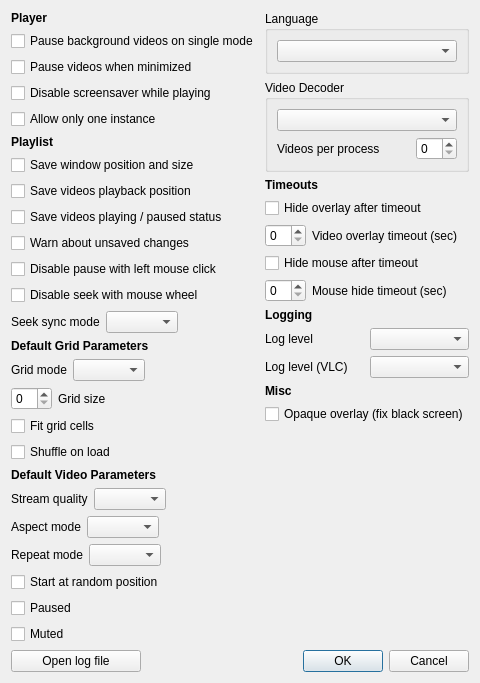
Above: resources/ui/settings_dialog.ui from vzhd1701/gridplayer before the change. Below: the same form after it.
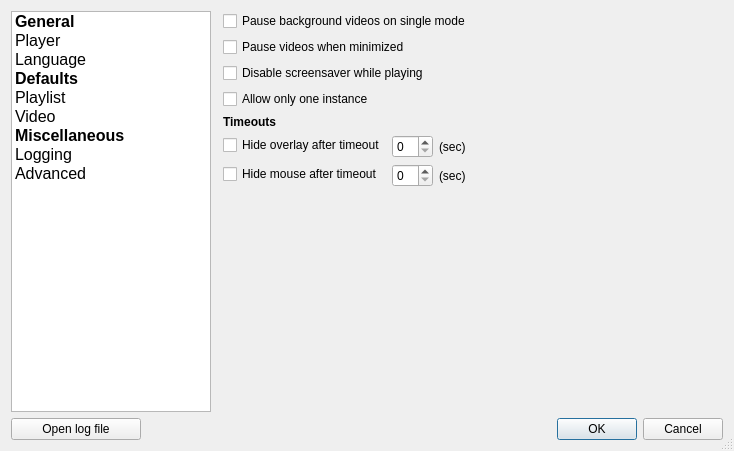
That is the form after the change. The open tabs and pages were chosen to show the change. Custom widgets are drawn as their Qt base class.

Commit message: fix: overhaul settings window

```diff
--- a/resources/ui/settings_dialog.ui
+++ b/resources/ui/settings_dialog.ui
@@ -6,36 +6,146 @@
    <rect>
     <x>0</x>
     <y>0</y>
-    <width>442</width>
-    <height>621</height>
+    <width>732</width>
+    <height>451</height>
    </rect>
   </property>
   <property name="windowTitle">
    <string>Settings</string>
   </property>
-  <layout class="QVBoxLayout" name="lay_main">
+  <property name="sizeGripEnabled">
+   <bool>true</bool>
+  </property>
+  <property name="modal">
+   <bool>true</bool>
+  </property>
+  <layout class="QVBoxLayout" name="lay_main" stretch="1,0">
    <property name="sizeConstraint">
-    <enum>QLayout::SetFixedSize</enum>
+    <enum>QLayout::SetMinimumSize</enum>
    </property>
    <item>
-    <layout class="QHBoxLayout" name="lay_body" stretch="1,0">
+    <layout class="QHBoxLayout" name="lay_main_2">
+     <property name="spacing">
+      <number>12</number>
+     </property>
      <item>
-      <layout class="QVBoxLayout" name="lay_left_column">
+      <widget class="QListWidget" name="section_index">
+       <property name="minimumSize">
+        <size>
+         <width>200</width>
+         <height>400</height>
+        </size>
+       </property>
+       <property name="maximumSize">
+        <size>
+         <width>200</width>
+         <height>16777215</height>
+        </size>
+       </property>
+       <property name="font">
+        <font>
+         <pointsize>12</pointsize>
+        </font>
+       </property>
        <item>
+        <property name="text">
+         <string>General</string>
+        </property>
+        <property name="font">
+         <font>
+          <weight>75</weight>
+          <bold>true</bold>
+         </font>
+        </property>
+        <property name="flags">
+         <set>NoItemFlags</set>
+        </property>
+       </item>
+       <item>
+        <property name="text">
+         <string>Player</string>
+        </property>
+       </item>
+       <item>
+        <property name="text">
+         <string>Language</string>
+        </property>
+       </item>
+       <item>
+        <property name="text">
+         <string>Defaults</string>
+        </property>
+        <property name="font">
+         <font>
+          <weight>75</weight>
+          <bold>true</bold>
+         </font>
+        </property>
+        <property name="flags">
+         <set>NoItemFlags</set>
+        </property>
+       </item>
+       <item>
+        <property name="text">
+         <string>Playlist</string>
+        </property>
+       </item>
+       <item>
+        <property name="text">
+         <string>Video</string>
+        </property>
+       </item>
+       <item>
+        <property name="text">
+         <string>Miscellaneous</string>
+        </property>
+        <property name="font">
+         <font>
+          <weight>75</weight>
+          <bold>true</bold>
+         </font>
+        </property>
+        <property name="flags">
+         <set>NoItemFlags</set>
+        </property>
+       </item>
+       <item>
+        <property name="text">
+         <string>Logging</string>
+        </property>
+       </item>
+       <item>
+        <property name="text">
+         <string>Advanced</string>
+        </property>
+       </item>
+      </widget>
+     </item>
+     <item>
+      <widget class="QStackedWidget" name="section_page">
+       <property name="minimumSize">
+        <size>
+         <width>500</width>
+         <height>0</height>
+        </size>
+       </property>
+       <property name="currentIndex">
+        <number>1</number>
+       </property>
+       <widget class="QWidget" name="page_general_player">
         <layout class="QVBoxLayout" name="lay_section_player">
-         <item>
-          <widget class="QLabel" name="section_player">
-           <property name="font">
-            <font>
-             <weight>75</weight>
-             <bold>true</bold>
-            </font>
-           </property>
-           <property name="text">
-            <string>Player</string>
-           </property>
-          </widget>
-         </item>
+         <property name="leftMargin">
+          <number>0</number>
+         </property>
+         <property name="topMargin">
+          <number>0</number>
+         </property>
+         <property name="rightMargin">
+          <number>0</number>
+         </property>
+         <property name="bottomMargin">
+          <number>0</number>
+         </property>
          <item>
           <widget class="QCheckBox" name="playerPauseBackgroundVideos">
            <property name="text">
@@ -64,12 +174,8 @@
            </property>
           </widget>
          </item>
-        </layout>
-       </item>
-       <item>
-        <layout class="QVBoxLayout" name="lay_section_playlist">
          <item>
-          <widget class="QLabel" name="section_playlist">
+          <widget class="QLabel" name="section_timeouts">
            <property name="font">
             <font>
              <weight>75</weight>
@@ -77,10 +183,120 @@
             </font>
            </property>
            <property name="text">
-            <string>Playlist</string>
+            <string>Timeouts</string>
            </property>
           </widget>
          </item>
+         <item>
+          <layout class="QFormLayout" name="formLayout_3">
+           <property name="fieldGrowthPolicy">
+            <enum>QFormLayout::FieldsStayAtSizeHint</enum>
+           </property>
+           <item row="0" column="0">
+            <widget class="QCheckBox" name="timeoutOverlayFlag">
+             <property name="text">
+              <string>Hide overlay after timeout</string>
+             </property>
+            </widget>
+           </item>
+           <item row="0" column="1">
+            <layout class="QHBoxLayout" name="horizontalLayout_2">
+             <item>
+              <widget class="QSpinBox" name="timeoutOverlay"/>
+             </item>
+             <item>
+              <widget class="QLabel" name="label_3">
+               <property name="text">
+                <string>(sec)</string>
+               </property>
+              </widget>
+             </item>
+            </layout>
+           </item>
+           <item row="1" column="0">
+            <widget class="QCheckBox" name="timeoutMouseHideFlag">
+             <property name="text">
+              <string>Hide mouse after timeout</string>
+             </property>
+            </widget>
+           </item>
+           <item row="1" column="1">
+            <layout class="QHBoxLayout" name="horizontalLayout">
+             <item>
+              <widget class="QSpinBox" name="timeoutMouseHide"/>
+             </item>
+             <item>
+              <widget class="QLabel" name="label_2">
+               <property name="text">
+                <string>(sec)</string>
+               </property>
+              </widget>
+             </item>
+            </layout>
+           </item>
+          </layout>
+         </item>
+         <item>
+          <spacer name="verticalSpacer">
+           <property name="orientation">
+            <enum>Qt::Vertical</enum>
+           </property>
+           <property name="sizeHint" stdset="0">
+            <size>
+             <width>20</width>
+             <height>40</height>
+            </size>
+           </property>
+          </spacer>
+         </item>
+        </layout>
+       </widget>
+       <widget class="QWidget" name="page_general_language">
+        <layout class="QVBoxLayout" name="lay_page_general_language">
+         <property name="leftMargin">
+          <number>0</number>
+         </property>
+         <property name="topMargin">
+          <number>0</number>
+         </property>
+         <property name="rightMargin">
+          <number>0</number>
+         </property>
+         <property name="bottomMargin">
+          <number>0</number>
+         </property>
+         <item>
+          <widget class="LanguageList" name="listLanguages"/>
+         </item>
+         <item>
+          <widget class="QLabel" name="label_4">
+           <property name="text">
+            <string>&lt;p&gt;If you have a handful of free time and a desire to support this project, please &lt;a href=&quot;https://crowdin.com/project/gridplayer&quot;&gt;help with the translation&lt;/a&gt;. No coding skills or special software is required!&lt;/p&gt;</string>
+           </property>
+           <property name="wordWrap">
+            <bool>true</bool>
+           </property>
+           <property name="openExternalLinks">
+            <bool>true</bool>
+           </property>
+          </widget>
+         </item>
+        </layout>
+       </widget>
+       <widget class="QWidget" name="page_defaults_playlist">
+        <layout class="QVBoxLayout" name="lay_page_defaults_playlist">
+         <property name="leftMargin">
+          <number>0</number>
+         </property>
+         <property name="topMargin">
+          <number>0</number>
+         </property>
+         <property name="rightMargin">
+          <number>0</number>
+         </property>
+         <property name="bottomMargin">
+          <number>0</number>
+         </property>
          <item>
           <widget class="QCheckBox" name="playlistSaveWindow">
            <property name="text">
@@ -124,38 +340,24 @@
           </widget>
          </item>
          <item>
-          <layout class="QHBoxLayout" name="lay_seek_sync">
-           <item>
+          <layout class="QFormLayout" name="formLayout_2">
+           <property name="fieldGrowthPolicy">
+            <enum>QFormLayout::FieldsStayAtSizeHint</enum>
+           </property>
+           <item row="0" column="0">
             <widget class="QLabel" name="playlistSeekSyncModeLabel">
              <property name="text">
               <string>Seek sync mode</string>
              </property>
             </widget>
            </item>
-           <item>
+           <item row="0" column="1">
             <widget class="QComboBox" name="playlistSeekSyncMode"/>
            </item>
-           <item>
-            <spacer name="horizontalSpacer_6">
-             <property name="orientation">
-              <enum>Qt::Horizontal</enum>
-             </property>
-             <property name="sizeHint" stdset="0">
-              <size>
-               <width>40</width>
-               <height>20</height>
-              </size>
-             </property>
-            </spacer>
-           </item>
           </layout>
          </item>
-        </layout>
-       </item>
-       <item>
-        <layout class="QVBoxLayout" name="lay_section_grid">
          <item>
-          <widget class="QLabel" name="section_grid">
+          <widget class="QLabel" name="label">
            <property name="font">
             <font>
              <weight>75</weight>
@@ -163,61 +365,34 @@
             </font>
            </property>
            <property name="text">
-            <string>Default Grid Parameters</string>
+            <string>Grid</string>
            </property>
           </widget>
          </item>
          <item>
-          <layout class="QHBoxLayout" name="lay_gridMode" stretch="0,0,0">
-           <item>
+          <layout class="QFormLayout" name="formLayout">
+           <property name="fieldGrowthPolicy">
+            <enum>QFormLayout::FieldsStayAtSizeHint</enum>
+           </property>
+           <item row="0" column="0">
             <widget class="QLabel" name="gridModeLabel">
              <property name="text">
               <string>Grid mode</string>
              </property>
             </widget>
            </item>
-           <item>
+           <item row="0" column="1">
             <widget class="QComboBox" name="gridMode"/>
            </item>
-           <item>
-            <spacer name="horizontalSpacer_2">
-             <property name="orientation">
-              <enum>Qt::Horizontal</enum>
-             </property>
-             <property name="sizeHint" stdset="0">
-              <size>
-               <width>40</width>
-               <height>0</height>
-              </size>
-             </property>
-            </spacer>
-           </item>
-          </layout>
-         </item>
-         <item>
-          <layout class="QHBoxLayout" name="lay_gridSize" stretch="0,0,0">
-           <item>
-            <widget class="QSpinBox" name="gridSize"/>
-           </item>
-           <item>
+           <item row="1" column="0">
             <widget class="QLabel" name="gridSizeLabel">
              <property name="text">
               <string>Grid size</string>
              </property>
             </widget>
            </item>
-           <item>
-            <spacer name="horizontalSpacer_4">
-             <property name="orientation">
-              <enum>Qt::Horizontal</enum>
-             </property>
-             <property name="sizeHint" stdset="0">
-              <size>
-               <width>40</width>
-               <height>0</height>
-              </size>
-             </property>
-            </spacer>
+           <item row="1" column="1">
+            <widget class="QSpinBox" name="gridSize"/>
            </item>
           </layout>
          </item>
@@ -235,102 +410,70 @@
            </property>
           </widget>
          </item>
-        </layout>
-       </item>
-       <item>
-        <layout class="QVBoxLayout" name="lay_section_video_defaults">
          <item>
-          <widget class="QLabel" name="section_video_defaults">
-           <property name="font">
-            <font>
-             <weight>75</weight>
-             <bold>true</bold>
-            </font>
+          <spacer name="verticalSpacer_4">
+           <property name="orientation">
+            <enum>Qt::Vertical</enum>
            </property>
-           <property name="text">
-            <string>Default Video Parameters</string>
+           <property name="sizeHint" stdset="0">
+            <size>
+             <width>20</width>
+             <height>40</height>
+            </size>
            </property>
-          </widget>
+          </spacer>
          </item>
+        </layout>
+       </widget>
+       <widget class="QWidget" name="page_defaults_video">
+        <layout class="QVBoxLayout" name="lay_page_defaults_video">
+         <property name="leftMargin">
+          <number>0</number>
+         </property>
+         <property name="topMargin">
+          <number>0</number>
+         </property>
+         <property name="rightMargin">
+          <number>0</number>
+         </property>
+         <property name="bottomMargin">
+          <number>0</number>
+         </property>
          <item>
-          <layout class="QHBoxLayout" name="lay_stream_quality">
-           <item>
+          <layout class="QFormLayout" name="formLayout_4">
+           <property name="fieldGrowthPolicy">
+            <enum>QFormLayout::FieldsStayAtSizeHint</enum>
+           </property>
+           <item row="0" column="0">
             <widget class="QLabel" name="streamQualityLabel">
              <property name="text">
               <string>Stream quality</string>
              </property>
             </widget>
            </item>
-           <item>
+           <item row="0" column="1">
             <widget class="QComboBox" name="streamQuality"/>
            </item>
-           <item>
-            <spacer name="horizontalSpacer_5">
-             <property name="orientation">
-              <enum>Qt::Horizontal</enum>
-             </property>
-             <property name="sizeHint" stdset="0">
-              <size>
-               <width>40</width>
-               <height>0</height>
-              </size>
-             </property>
-            </spacer>
-           </item>
-          </layout>
-         </item>
-         <item>
-          <layout class="QHBoxLayout" name="lay_aspect">
-           <item>
+           <item row="1" column="0">
             <widget class="QLabel" name="videoAspectLabel">
              <property name="text">
               <string>Aspect mode</string>
              </property>
             </widget>
            </item>
-           <item>
+           <item row="1" column="1">
             <widget class="QComboBox" name="videoAspect"/>
            </item>
-           <item>
-            <spacer name="horizontalSpacer">
-             <property name="orientation">
-              <enum>Qt::Horizontal</enum>
-             </property>
-             <property name="sizeHint" stdset="0">
-              <size>
-               <width>40</width>
-               <height>0</height>
-              </size>
-             </property>
-            </spacer>
-           </item>
-          </layout>
-         </item>
-         <item>
-          <layout class="QHBoxLayout" name="lay_repeat">
-           <item>
+           <item row="2" column="0">
             <widget class="QLabel" name="repeatModeLabel">
              <property name="text">
               <string>Repeat mode</string>
              </property>
             </widget>
            </item>
-           <item>
+           <item row="2" column="1">
             <widget class="QComboBox" name="repeatMode"/>
            </item>
-           <item>
-            <spacer name="horizontalSpacer_3">
-             <property name="orientation">
-              <enum>Qt::Horizontal</enum>
-             </property>
-             <property name="sizeHint" stdset="0">
-              <size>
-               <width>40</width>
-               <height>0</height>
-              </size>
-             </property>
-            </spacer>
-           </item>
           </layout>
          </item>
          <item>
@@ -354,41 +497,46 @@
            </property>
           </widget>
          </item>
+         <item>
+          <spacer name="verticalSpacer_3">
+           <property name="orientation">
+            <enum>Qt::Vertical</enum>
+           </property>
+           <property name="sizeHint" stdset="0">
+            <size>
+             <width>20</width>
+             <height>40</height>
+            </size>
+           </property>
+          </spacer>
+         </item>
         </layout>
-       </item>
-       <item>
-        <spacer name="verticalSpacer">
-         <property name="orientation">
-          <enum>Qt::Vertical</enum>
+       </widget>
+       <widget class="QWidget" name="page_misc_advanced">
+        <layout class="QVBoxLayout" name="lay_page_misc_advanced">
+         <property name="leftMargin">
+          <number>0</number>
          </property>
-         <property name="sizeHint" stdset="0">
-          <size>
-           <width>0</width>
-           <height>0</height>
-          </size>
+         <property name="topMargin">
+          <number>0</number>
          </property>
-        </spacer>
-       </item>
-      </layout>
-     </item>
-     <item>
-      <layout class="QVBoxLayout" name="lay_right_column" stretch="0,0,0,0,0,0,0">
-       <item>
-        <layout class="QVBoxLayout" name="lay_boxes">
+         <property name="rightMargin">
+          <number>0</number>
+         </property>
+         <property name="bottomMargin">
+          <number>0</number>
+         </property>
          <item>
-          <widget class="QGroupBox" name="languageBox">
-           <property name="title">
-            <string>Language</string>
-           </property>
-           <layout class="QVBoxLayout" name="verticalLayout">
-            <item>
-             <widget class="QComboBox" name="language"/>
-            </item>
-           </layout>
-          </widget>
+          <layout class="QVBoxLayout" name="lay_boxes"/>
          </item>
          <item>
           <widget class="QGroupBox" name="playerVideoDriverBox">
+           <property name="maximumSize">
+            <size>
+             <width>250</width>
+             <height>16777215</height>
+            </size>
+           </property>
            <property name="title">
             <string>Video Decoder</string>
            </property>
@@ -413,12 +561,8 @@
            </layout>
           </widget>
          </item>
-        </layout>
-       </item>
-       <item>
-        <layout class="QVBoxLayout" name="lay_section_timeouts">
          <item>
-          <widget class="QLabel" name="section_timeouts">
+          <widget class="QLabel" name="section_misc">
            <property name="font">
             <font>
              <weight>75</weight>
@@ -426,141 +570,94 @@
             </font>
            </property>
            <property name="text">
-            <string>Timeouts</string>
+            <string>Experimental</string>
            </property>
           </widget>
          </item>
          <item>
-          <widget class="QCheckBox" name="timeoutOverlayFlag">
+          <widget class="QCheckBox" name="miscOpaqueHWOverlay">
            <property name="text">
-            <string>Hide overlay after timeout</string>
+            <string>Opaque overlay (fix black screen)</string>
            </property>
           </widget>
          </item>
          <item>
-          <layout class="QHBoxLayout" name="lay_timeoutOverlay" stretch="0,1">
-           <item>
-            <widget class="QSpinBox" name="timeoutOverlay"/>
-           </item>
-           <item>
-            <widget class="QLabel" name="timeoutOverlayLabel">
-             <property name="text">
-              <string>Video overlay timeout (sec)</string>
-             </property>
-            </widget>
-           </item>
-          </layout>
-         </item>
-         <item>
-          <widget class="QCheckBox" name="timeoutMouseHideFlag">
-           <property name="text">
-            <string>Hide mouse after timeout</string>
+          <spacer name="verticalSpacer_2">
+           <property name="orientation">
+            <enum>Qt::Vertical</enum>
            </property>
-          </widget>
+           <property name="sizeHint" stdset="0">
+            <size>
+             <width>0</width>
+             <height>0</height>
+            </size>
+           </property>
+          </spacer>
          </item>
-         <item>
-          <layout class="QHBoxLayout" name="lay_timeoutMouseHide" stretch="0,1">
-           <item>
-            <widget class="QSpinBox" name="timeoutMouseHide"/>
-           </item>
-           <item>
-            <widget class="QLabel" name="timeoutMouseHideLabel">
-             <property name="text">
-              <string>Mouse hide timeout (sec)</string>
-             </property>
-            </widget>
-           </item>
-          </layout>
-         </item>
         </layout>
-       </item>
-       <item>
-        <layout class="QVBoxLayout" name="lay_section_logging">
+       </widget>
+       <widget class="QWidget" name="page_misc_logging">
+        <layout class="QVBoxLayout" name="lay_page_misc_logging">
+         <property name="leftMargin">
+          <number>0</number>
+         </property>
+         <property name="topMargin">
+          <number>0</number>
+         </property>
+         <property name="rightMargin">
+          <number>0</number>
+         </property>
+         <property name="bottomMargin">
+          <number>0</number>
+         </property>
          <item>
-          <widget class="QLabel" name="section_logging">
-           <property name="font">
-            <font>
-             <weight>75</weight>
-             <bold>true</bold>
-            </font>
+          <layout class="QFormLayout" name="formLayout_5">
+           <property name="fieldGrowthPolicy">
+            <enum>QFormLayout::FieldsStayAtSizeHint</enum>
            </property>
-           <property name="text">
-            <string>Logging</string>
-           </property>
-          </widget>
-         </item>
-         <item>
-          <layout class="QHBoxLayout" name="lay_logLevel">
-           <item>
+           <item row="0" column="0">
             <widget class="QLabel" name="logLevelLabel">
              <property name="text">
               <string>Log level</string>
              </property>
             </widget>
            </item>
-           <item>
+           <item row="0" column="1">
             <widget class="QComboBox" name="logLevel"/>
            </item>
-          </layout>
-         </item>
-         <item>
-          <layout class="QHBoxLayout" name="lay_logLevelVLC">
-           <item>
+           <item row="1" column="0">
             <widget class="QLabel" name="logLevelVLCLabel">
              <property name="text">
               <string>Log level (VLC)</string>
              </property>
             </widget>
            </item>
-           <item>
+           <item row="1" column="1">
             <widget class="QComboBox" name="logLevelVLC"/>
            </item>
           </layout>
          </item>
+         <item>
+          <spacer name="verticalSpacer_2">
+           <property name="orientation">
+            <enum>Qt::Vertical</enum>
+           </property>
+           <property name="sizeHint" stdset="0">
+            <size>
+             <width>0</width>
+             <height>0</height>
+            </size>
+           </property>
+          </spacer>
+         </item>
         </layout>
-       </item>
-       <item>
-        <widget class="QLabel" name="section_misc">
-         <property name="font">
-          <font>
-           <weight>75</weight>
-           <bold>true</bold>
-          </font>
-         </property>
-         <property name="text">
-          <string>Misc</string>
-         </property>
-        </widget>
-       </item>
-       <item>
-        <widget class="QCheckBox" name="miscOpaqueHWOverlay">
-         <property name="text">
-          <string>Opaque overlay (fix black screen)</string>
-         </property>
-        </widget>
-       </item>
-       <item>
-        <layout class="QVBoxLayout" name="lay_section_misc"/>
-       </item>
-       <item>
-        <spacer name="verticalSpacer_2">
-         <property name="orientation">
-          <enum>Qt::Vertical</enum>
-         </property>
-         <property name="sizeHint" stdset="0">
-          <size>
-           <width>0</width>
-           <height>0</height>
-          </size>
-         </property>
-        </spacer>
-       </item>
-      </layout>
+       </widget>
+      </widget>
      </item>
     </layout>
    </item>
    <item>
-    <layout class="QHBoxLayout" name="horizontalLayout">
+    <layout class="QHBoxLayout" name="lay_buttons">
      <property name="spacing">
       <number>0</number>
      </property>
@@ -591,6 +688,13 @@
    </item>
   </layout>
  </widget>
+ <customwidgets>
+  <customwidget>
+   <class>LanguageList</class>
+   <extends>QListWidget</extends>
+   <header>gridplayer.widgets.language_list</header>
+  </customwidget>
+ </customwidgets>
  <resources/>
  <connections>
   <connection>
```
The commit also changes 10 other files.
